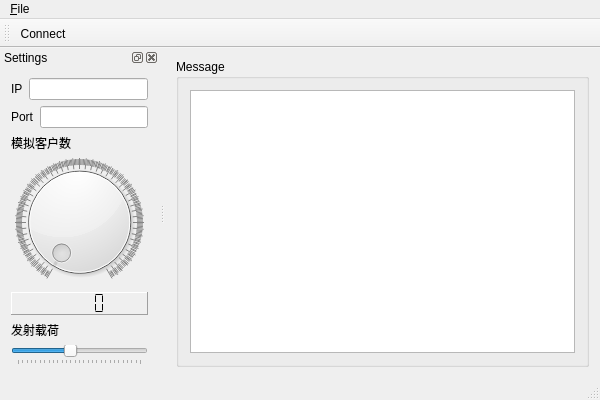
First picture: the form in QTcpClientTest/qtcpclienttest.ui, repository ChowZenki/zpserver, before the edit.
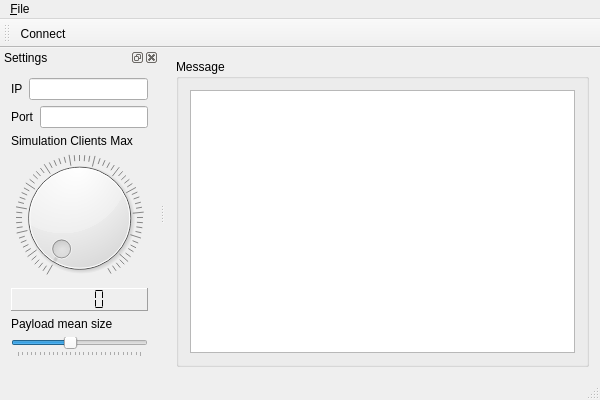
Second picture: the form after the edit. Icons and pictures are not drawn.

What changed in the file:
```diff
--- a/QTcpClientTest/qtcpclienttest.ui
+++ b/QTcpClientTest/qtcpclienttest.ui
@@ -108,7 +108,7 @@
      <item>
       <widget class="QLabel" name="label_3">
        <property name="text">
-        <string>模拟客户数</string>
+        <string>Simulation Clients Max</string>
        </property>
       </widget>
      </item>
@@ -124,7 +124,7 @@
         <number>2</number>
        </property>
        <property name="maximum">
-        <number>2048</number>
+        <number>256</number>
        </property>
        <property name="notchesVisible">
         <bool>true</bool>
@@ -147,7 +147,7 @@
      <item>
       <widget class="QLabel" name="label_load">
        <property name="text">
-        <string>发射载荷</string>
+        <string>Payload mean size</string>
        </property>
       </widget>
      </item>
```
